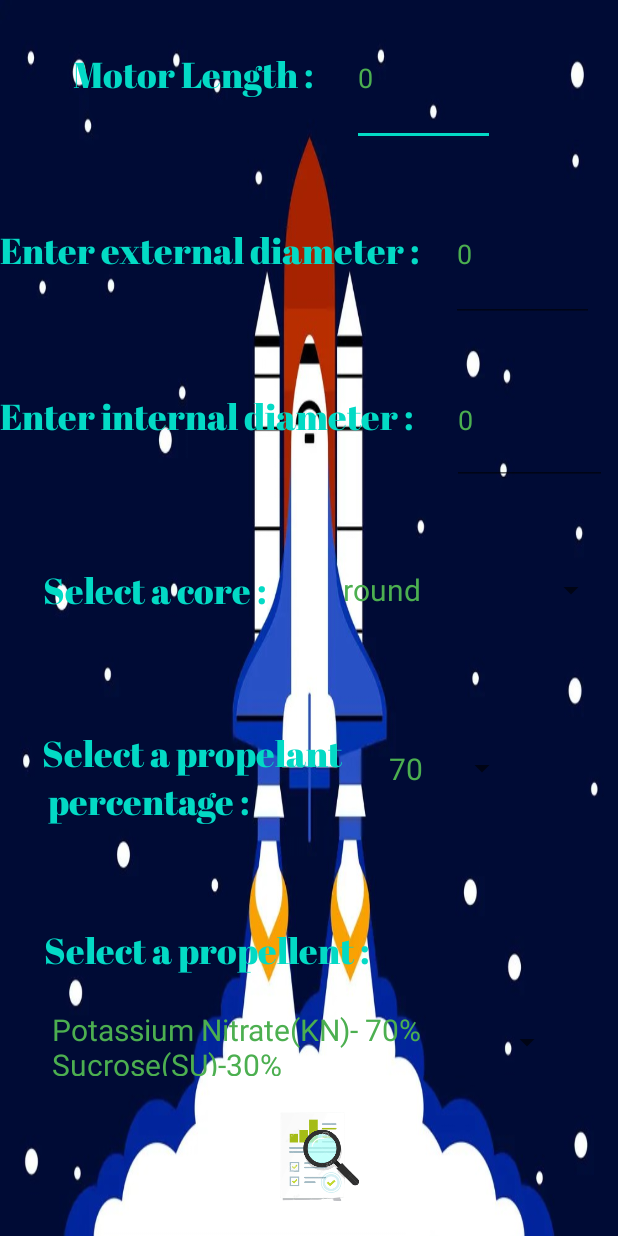
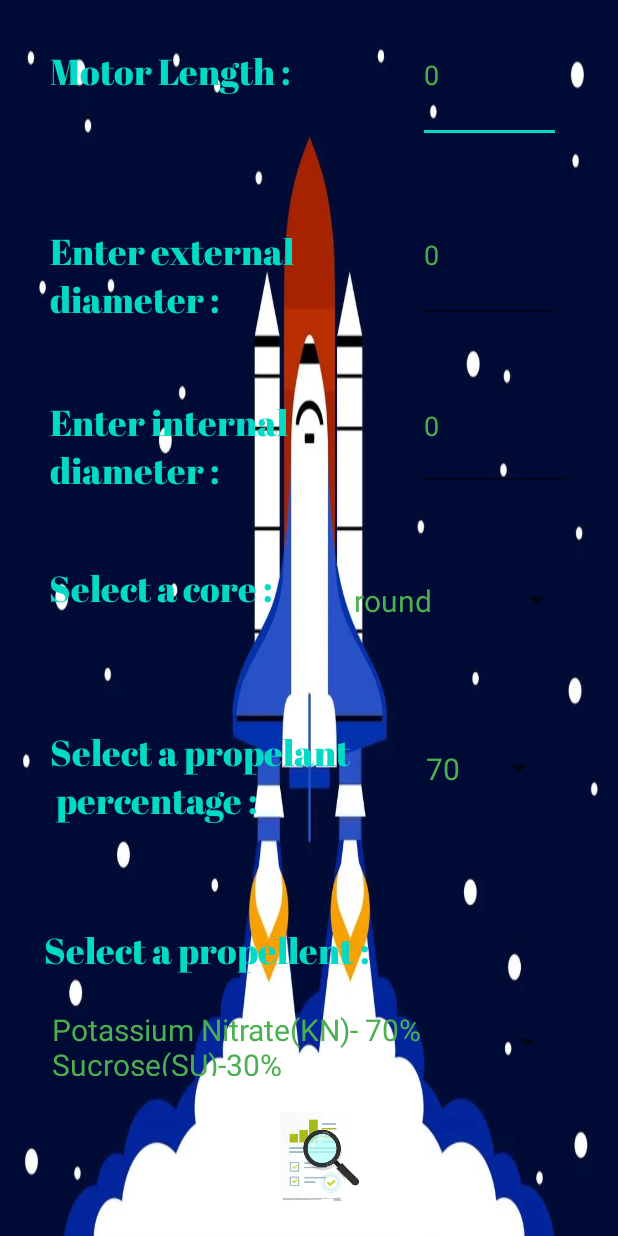
Before and after one commit to SySagar/IIC_app, an Android app: the screen it shows after launch (MainActivity), on a phone screen of 412 x 824 dp. Run offline under Robolectric (Android 15) with nearby library versions, the phone set to English and light mode, and no system bars; Roboto replaces fonts that are not available here.

Commit message:
updated ui 2

```diff
--- a/app/src/main/res/layout/activity_main.xml
+++ b/app/src/main/res/layout/activity_main.xml
@@ -18,7 +18,7 @@
         android:textSize="24sp"
         app:layout_constraintBaseline_toBaselineOf="@+id/editTextDate"
         app:layout_constraintEnd_toEndOf="parent"
-        app:layout_constraintHorizontal_bias="0.216"
+        app:layout_constraintHorizontal_bias="0.146"
         app:layout_constraintStart_toStartOf="parent" />
 
     <TextView
@@ -31,10 +31,10 @@
         android:textSize="24sp"
         app:layout_constraintBottom_toBottomOf="parent"
         app:layout_constraintEnd_toEndOf="parent"
-        app:layout_constraintHorizontal_bias="0.132"
+        app:layout_constraintHorizontal_bias="0.157"
         app:layout_constraintStart_toStartOf="parent"
         app:layout_constraintTop_toTopOf="parent"
-        app:layout_constraintVertical_bias="0.64" />
+        app:layout_constraintVertical_bias="0.639" />
 
     <TextView
         android:id="@+id/core"
@@ -46,22 +46,22 @@
         android:textSize="24sp"
         app:layout_constraintBottom_toBottomOf="parent"
         app:layout_constraintEnd_toEndOf="parent"
-        app:layout_constraintHorizontal_bias="0.11"
+        app:layout_constraintHorizontal_bias="0.125"
         app:layout_constraintStart_toStartOf="parent"
         app:layout_constraintTop_toTopOf="parent"
-        app:layout_constraintVertical_bias="0.476" />
+        app:layout_constraintVertical_bias="0.475" />
 
     <TextView
         android:id="@+id/diameter"
         android:layout_width="wrap_content"
         android:layout_height="wrap_content"
         android:fontFamily="@font/abril_fatface"
-        android:text="Enter external diameter :"
+        android:text="Enter external \ndiameter :"
         android:textColor="@color/teal_200"
         android:textSize="24sp"
         app:layout_constraintBaseline_toBaselineOf="@+id/editTextDate2"
         app:layout_constraintEnd_toEndOf="parent"
-        app:layout_constraintHorizontal_bias="0.0"
+        app:layout_constraintHorizontal_bias="0.135"
         app:layout_constraintStart_toStartOf="parent" />
 
     <Spinner
@@ -83,7 +83,7 @@
         android:foregroundTint="@android:color/holo_blue_bright"
         app:layout_constraintBottom_toBottomOf="parent"
         app:layout_constraintEnd_toEndOf="parent"
-        app:layout_constraintHorizontal_bias="0.793"
+        app:layout_constraintHorizontal_bias="0.868"
         app:layout_constraintStart_toStartOf="parent"
         app:layout_constraintTop_toTopOf="parent"
         app:layout_constraintVertical_bias="0.634"
@@ -91,15 +91,15 @@
 
     <Spinner
         android:id="@+id/core_select"
-        android:layout_width="181dp"
-        android:layout_height="85dp"
+        android:layout_width="151dp"
+        android:layout_height="87dp"
         android:foregroundTint="@android:color/holo_blue_bright"
         app:layout_constraintBottom_toBottomOf="parent"
         app:layout_constraintEnd_toEndOf="parent"
-        app:layout_constraintHorizontal_bias="0.969"
+        app:layout_constraintHorizontal_bias="0.884"
         app:layout_constraintStart_toStartOf="parent"
         app:layout_constraintTop_toTopOf="parent"
-        app:layout_constraintVertical_bias="0.475"
+        app:layout_constraintVertical_bias="0.484"
         tools:ignore="SpeakableTextPresentCheck,SpeakableTextPresentCheck" />
 
     <TextView
@@ -117,6 +117,7 @@
         app:layout_constraintTop_toTopOf="parent"
         app:layout_constraintVertical_bias="0.79" />
 
+
     <EditText
         android:id="@+id/editTextDate"
         android:layout_width="95dp"
@@ -126,10 +127,10 @@
         android:textColor="@color/input_color"
         app:layout_constraintBottom_toBottomOf="parent"
         app:layout_constraintEnd_toEndOf="parent"
-        app:layout_constraintHorizontal_bias="0.74"
+        app:layout_constraintHorizontal_bias="0.879"
         app:layout_constraintStart_toStartOf="parent"
         app:layout_constraintTop_toTopOf="parent"
-        app:layout_constraintVertical_bias="0.01"
+        app:layout_constraintVertical_bias="0.007"
         tools:ignore="SpeakableTextPresentCheck,SpeakableTextPresentCheck" />
 
     <EditText
@@ -141,24 +142,23 @@
         android:textColor="@color/input_color"
         app:layout_constraintBottom_toBottomOf="parent"
         app:layout_constraintEnd_toEndOf="parent"
-        app:layout_constraintHorizontal_bias="0.949"
+        app:layout_constraintHorizontal_bias="0.879"
         app:layout_constraintStart_toStartOf="parent"
         app:layout_constraintTop_toTopOf="parent"
-        app:layout_constraintVertical_bias="0.17"
+        app:layout_constraintVertical_bias="0.171"
         tools:ignore="SpeakableTextPresentCheck" />
-
 
     <TextView
         android:id="@+id/textView"
         android:layout_width="wrap_content"
         android:layout_height="wrap_content"
         android:fontFamily="@font/abril_fatface"
-        android:text="Enter internal diameter :"
+        android:text="Enter internal \ndiameter :"
         android:textColor="@color/teal_200"
         android:textSize="24sp"
         app:layout_constraintBaseline_toBaselineOf="@+id/editTextDate3"
         app:layout_constraintEnd_toEndOf="parent"
-        app:layout_constraintHorizontal_bias="0.0"
+        app:layout_constraintHorizontal_bias="0.133"
         app:layout_constraintStart_toStartOf="parent" />
 
     <EditText
@@ -170,10 +170,10 @@
         android:textColor="@color/input_color"
         app:layout_constraintBottom_toBottomOf="parent"
         app:layout_constraintEnd_toEndOf="parent"
-        app:layout_constraintHorizontal_bias="0.977"
+        app:layout_constraintHorizontal_bias="0.902"
         app:layout_constraintStart_toStartOf="parent"
         app:layout_constraintTop_toTopOf="parent"
-        app:layout_constraintVertical_bias="0.322"
+        app:layout_constraintVertical_bias="0.327"
         tools:ignore="SpeakableTextPresentCheck" />
 
     <ImageView
```
